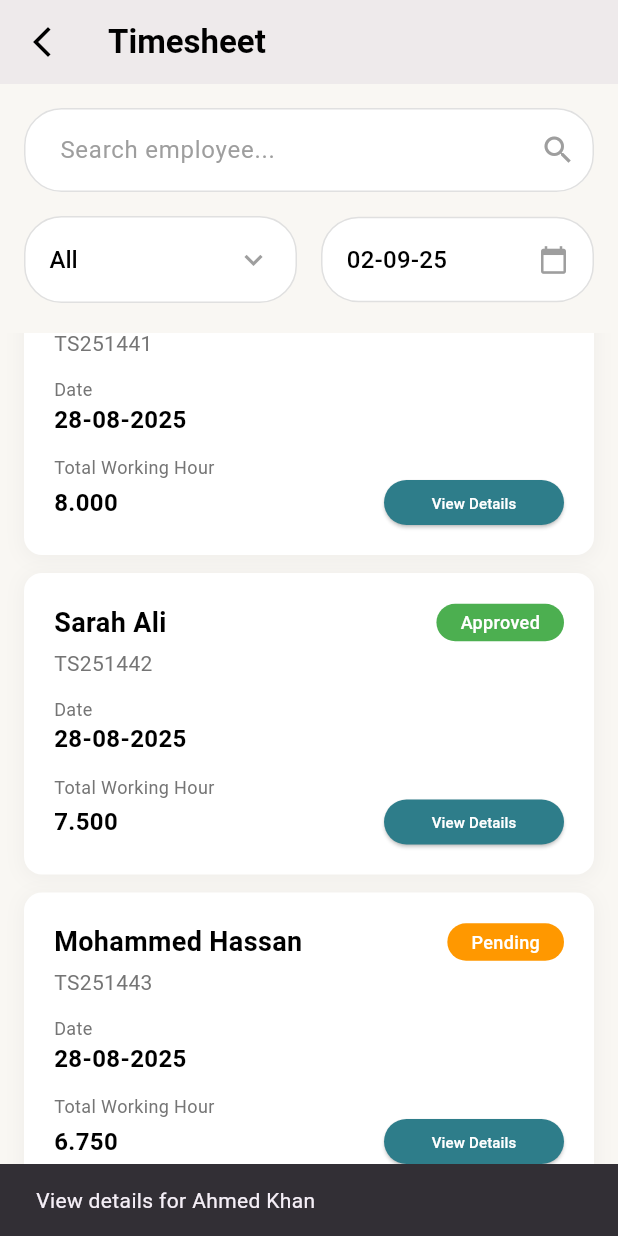
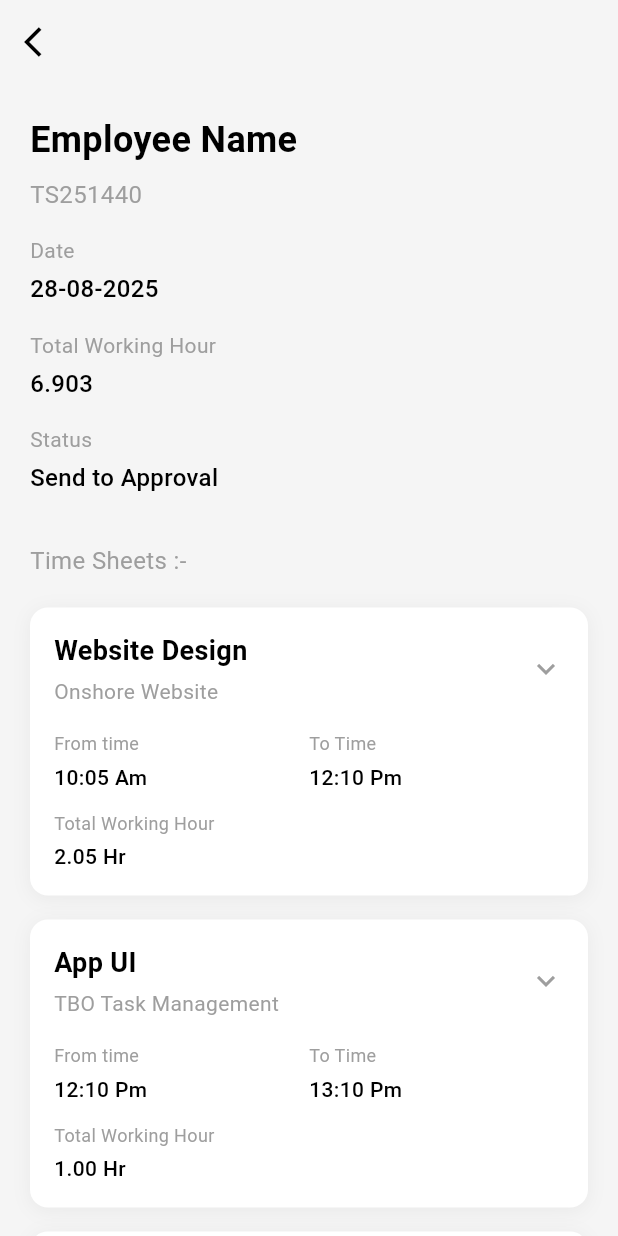
Before and after one commit to teambackoffice/tbo_app, a Flutter app: the EmployeeTimesheet screen opened directly, scrolled down 479 dp, after a tap on "View Details", on a phone screen of 412 x 824 dp. Run offline on Flutter 3.47's test engine with Material 3 defaults, Android fonts, the phone set to English and light mode, and no system bars; our stand-ins replace fl_chart, flutter_secure_storage; accounts and stored records are empty.

Commit message:
Admin Timesheet Details ui

```diff
--- a/lib/view/admin/dashboard/timesheet/timesheet.dart
+++ b/lib/view/admin/dashboard/timesheet/timesheet.dart
@@ -1,4 +1,5 @@
 import 'package:flutter/material.dart';
+import 'package:tbo_app/view/admin/dashboard/timesheet/timesheet.details.dart';
 
 class EmployeeTimesheet extends StatefulWidget {
   const EmployeeTimesheet({super.key});
@@ -175,13 +176,11 @@ class _EmployeeTimesheetState extends State<EmployeeTimesheet> {
                       height: 30,
                       child: ElevatedButton(
                         onPressed: () {
-                          // Handle view details action
-                          ScaffoldMessenger.of(context).showSnackBar(
-                            SnackBar(
-                              content: Text(
-                                'View details for ${employee['name']}',
-                              ),
-                              duration: const Duration(seconds: 2),
+                          Navigator.push(
+                            context,
+                            MaterialPageRoute(
+                              builder: (context) =>
+                                  const TimesheetApprovalPage(),
                             ),
                           );
                         },
@@ -218,15 +217,26 @@ class _EmployeeTimesheetState extends State<EmployeeTimesheet> {
       backgroundColor: const Color(0xFFF9F7F3),
       appBar: AppBar(
         automaticallyImplyLeading: false,
-        leading: IconButton(
+        leading: Container(
+          width: 10, // smaller size
+          height: 10,
+          decoration: const BoxDecoration(
+            color: Colors.white,
+            shape: BoxShape.circle, // makes it perfectly circular
+          ),
+          child: IconButton(
+            padding: EdgeInsets.zero, // remove extra padding
             onPressed: () {
               Navigator.pop(context);
             },
             icon: const Icon(
               Icons.arrow_back_ios_new_outlined,
               color: Colors.black,
+              size: 20, // smaller icon
             ),
           ),
+        ),
+
         backgroundColor: const Color(0xFFF9F7F3),
         title: const Text(
           'Timesheet',
--- /dev/null
+++ b/lib/view/admin/dashboard/timesheet/timesheet.details.dart
@@ -0,0 +1,431 @@
+import 'package:flutter/material.dart';
+
+class TimesheetApprovalPage extends StatefulWidget {
+  const TimesheetApprovalPage({super.key});
+
+  @override
+  State<TimesheetApprovalPage> createState() => _TimesheetApprovalPageState();
+}
+
+class _TimesheetApprovalPageState extends State<TimesheetApprovalPage> {
+  // Track which cards are expanded
+  Set<int> expandedCards = <int>{};
+
+  @override
+  Widget build(BuildContext context) {
+    return Scaffold(
+      backgroundColor: const Color(0xFFF5F5F5),
+      appBar: AppBar(
+        backgroundColor: const Color(0xFFF5F5F5),
+        elevation: 0,
+        leading: IconButton(
+          icon: const Icon(Icons.arrow_back_ios, color: Colors.black),
+          onPressed: () => Navigator.pop(context),
+        ),
+      ),
+      body: SingleChildScrollView(
+        padding: const EdgeInsets.all(20),
+        child: Column(
+          crossAxisAlignment: CrossAxisAlignment.start,
+          children: [
+            // Employee Header Section
+            const Text(
+              'Employee Name',
+              style: TextStyle(
+                fontSize: 24,
+                fontWeight: FontWeight.bold,
+                color: Colors.black,
+              ),
+            ),
+            const SizedBox(height: 8),
+            const Text(
+              'TS251440',
+              style: TextStyle(fontSize: 16, color: Colors.grey),
+            ),
+            const SizedBox(height: 16),
+
+            // Date Section
+            const Text(
+              'Date',
+              style: TextStyle(fontSize: 14, color: Colors.grey),
+            ),
+            const SizedBox(height: 4),
+            const Text(
+              '28-08-2025',
+              style: TextStyle(
+                fontSize: 16,
+                fontWeight: FontWeight.w500,
+                color: Colors.black,
+              ),
+            ),
+            const SizedBox(height: 16),
+
+            // Total Working Hours Section
+            const Text(
+              'Total Working Hour',
+              style: TextStyle(fontSize: 14, color: Colors.grey),
+            ),
+            const SizedBox(height: 4),
+            const Text(
+              '6.903',
+              style: TextStyle(
+                fontSize: 16,
+                fontWeight: FontWeight.w500,
+                color: Colors.black,
+              ),
+            ),
+            const SizedBox(height: 16),
+
+            // Status Section
+            const Text(
+              'Status',
+              style: TextStyle(fontSize: 14, color: Colors.grey),
+            ),
+            const SizedBox(height: 4),
+            const Text(
+              'Send to Approval',
+              style: TextStyle(
+                fontSize: 16,
+                fontWeight: FontWeight.w500,
+                color: Colors.black,
+              ),
+            ),
+            const SizedBox(height: 32),
+
+            // Time Sheets Section
+            const Text(
+              'Time Sheets :-',
+              style: TextStyle(fontSize: 16, color: Colors.grey),
+            ),
+            const SizedBox(height: 20),
+
+            // Task Cards
+            _buildTaskCard(
+              index: 0,
+              title: 'Website Design',
+              subtitle: 'Onshore Website',
+              fromTime: '10:05 Am',
+              toTime: '12:10 Pm',
+              totalHours: '2.05 Hr',
+              description:
+                  'Worked on the main landing page design and implemented responsive layout for mobile devices.',
+              project: 'E-commerce Platform',
+              client: 'ABC Corporation',
+            ),
+            const SizedBox(height: 16),
+
+            _buildTaskCard(
+              index: 1,
+              title: 'App UI',
+              subtitle: 'TBO Task Management',
+              fromTime: '12:10 Pm',
+              toTime: '13:10 Pm',
+              totalHours: '1.00 Hr',
+              description:
+                  'Created task management interface mockups and refined the user experience flow.',
+              project: 'Task Manager Pro',
+              client: 'Internal Project',
+            ),
+            const SizedBox(height: 16),
+
+            _buildTaskCard(
+              index: 2,
+              title: 'App UI',
+              subtitle: 'TBO Task Management',
+              fromTime: '12:10 Pm',
+              toTime: '13:10 Pm',
+              totalHours: '1.00 Hr',
+              description:
+                  'Finalized the dashboard components and integrated the notification system UI.',
+              project: 'Task Manager Pro',
+              client: 'Internal Project',
+            ),
+            const SizedBox(height: 40),
+
+            // Action Buttons at the bottom of scroll content
+            Column(
+              children: [
+                // Reject Button
+                SizedBox(
+                  width: double.infinity,
+                  height: 50,
+                  child: ElevatedButton(
+                    onPressed: () {
+                      // Handle reject action
+                    },
+                    style: ElevatedButton.styleFrom(
+                      backgroundColor: const Color(0xFFE53E3E),
+                      shape: RoundedRectangleBorder(
+                        borderRadius: BorderRadius.circular(25),
+                      ),
+                    ),
+                    child: const Text(
+                      'Reject',
+                      style: TextStyle(
+                        fontSize: 16,
+                        fontWeight: FontWeight.w500,
+                        color: Colors.white,
+                      ),
+                    ),
+                  ),
+                ),
+                const SizedBox(height: 12),
+
+                // Approve Button
+                SizedBox(
+                  width: double.infinity,
+                  height: 50,
+                  child: ElevatedButton(
+                    onPressed: () {
+                      // Handle approve action
+                    },
+                    style: ElevatedButton.styleFrom(
+                      backgroundColor: const Color(0xFF2D9CDB),
+                      shape: RoundedRectangleBorder(
+                        borderRadius: BorderRadius.circular(25),
+                      ),
+                    ),
+                    child: const Text(
+                      'Approval',
+                      style: TextStyle(
+                        fontSize: 16,
+                        fontWeight: FontWeight.w500,
+                        color: Colors.white,
+                      ),
+                    ),
+                  ),
+                ),
+                const SizedBox(height: 20), // Bottom padding
+              ],
+            ),
+          ],
+        ),
+      ),
+    );
+  }
+
+  Widget _buildTaskCard({
+    required int index,
+    required String title,
+    required String subtitle,
+    required String fromTime,
+    required String toTime,
+    required String totalHours,
+    required String description,
+    required String project,
+    required String client,
+  }) {
+    final bool isExpanded = expandedCards.contains(index);
+
+    return AnimatedContainer(
+      duration: const Duration(milliseconds: 300),
+      padding: const EdgeInsets.all(16),
+      decoration: BoxDecoration(
+        color: Colors.white,
+        borderRadius: BorderRadius.circular(12),
+        boxShadow: [
+          BoxShadow(
+            color: Colors.black.withOpacity(0.05),
+            blurRadius: 10,
+            offset: const Offset(0, 2),
+          ),
+        ],
+      ),
+      child: Column(
+        crossAxisAlignment: CrossAxisAlignment.start,
+        children: [
+          Row(
+            mainAxisAlignment: MainAxisAlignment.spaceBetween,
+            children: [
+              Column(
+                crossAxisAlignment: CrossAxisAlignment.start,
+                children: [
+                  Text(
+                    title,
+                    style: const TextStyle(
+                      fontSize: 18,
+                      fontWeight: FontWeight.w600,
+                      color: Colors.black,
+                    ),
+                  ),
+                  const SizedBox(height: 4),
+                  Text(
+                    subtitle,
+                    style: const TextStyle(fontSize: 14, color: Colors.grey),
+                  ),
+                ],
+              ),
+              GestureDetector(
+                onTap: () {
+                  setState(() {
+                    if (isExpanded) {
+                      expandedCards.remove(index);
+                    } else {
+                      expandedCards.add(index);
+                    }
+                  });
+                },
+                child: AnimatedRotation(
+                  duration: const Duration(milliseconds: 300),
+                  turns: isExpanded ? 0.5 : 0,
+                  child: const Icon(
+                    Icons.keyboard_arrow_down,
+                    color: Colors.grey,
+                    size: 24,
+                  ),
+                ),
+              ),
+            ],
+          ),
+          const SizedBox(height: 16),
+
+          // Time Section
+          Row(
+            children: [
+              Expanded(
+                child: Column(
+                  crossAxisAlignment: CrossAxisAlignment.start,
+                  children: [
+                    const Text(
+                      'From time',
+                      style: TextStyle(fontSize: 12, color: Colors.grey),
+                    ),
+                    const SizedBox(height: 4),
+                    Text(
+                      fromTime,
+                      style: const TextStyle(
+                        fontSize: 14,
+                        fontWeight: FontWeight.w500,
+                        color: Colors.black,
+                      ),
+                    ),
+                  ],
+                ),
+              ),
+              Expanded(
+                child: Column(
+                  crossAxisAlignment: CrossAxisAlignment.start,
+                  children: [
+                    const Text(
+                      'To Time',
+                      style: TextStyle(fontSize: 12, color: Colors.grey),
+                    ),
+                    const SizedBox(height: 4),
+                    Text(
+                      toTime,
+                      style: const TextStyle(
+                        fontSize: 14,
+                        fontWeight: FontWeight.w500,
+                        color: Colors.black,
+                      ),
+                    ),
+                  ],
+                ),
+              ),
+            ],
+          ),
+          const SizedBox(height: 12),
+
+          // Total Working Hour
+          const Text(
+            'Total Working Hour',
+            style: TextStyle(fontSize: 12, color: Colors.grey),
+          ),
+          const SizedBox(height: 4),
+          Text(
+            totalHours,
+            style: const TextStyle(
+              fontSize: 14,
+              fontWeight: FontWeight.w500,
+              color: Colors.black,
+            ),
+          ),
+
+          // Expanded Content
+          AnimatedCrossFade(
+            duration: const Duration(milliseconds: 300),
+            crossFadeState: isExpanded
+                ? CrossFadeState.showSecond
+                : CrossFadeState.showFirst,
+            firstChild: const SizedBox.shrink(),
+            secondChild: Column(
+              crossAxisAlignment: CrossAxisAlignment.start,
+              children: [
+                const SizedBox(height: 16),
+                Container(
+                  width: double.infinity,
+                  height: 1,
+                  color: Colors.grey.withOpacity(0.2),
+                ),
+                const SizedBox(height: 16),
+
+                // Description
+                const Text(
+                  'Description',
+                  style: TextStyle(fontSize: 12, color: Colors.grey),
+                ),
+                const SizedBox(height: 4),
+                Text(
+                  description,
+                  style: const TextStyle(
+                    fontSize: 14,
+                    fontWeight: FontWeight.w400,
+                    color: Colors.black,
+                    height: 1.4,
+                  ),
+                ),
+                const SizedBox(height: 16),
+
+                // Project and Client in a row
+                Row(
+                  children: [
+                    Expanded(
+                      child: Column(
+                        crossAxisAlignment: CrossAxisAlignment.start,
+                        children: [
+                          const Text(
+                            'Project',
+                            style: TextStyle(fontSize: 12, color: Colors.grey),
+                          ),
+                          const SizedBox(height: 4),
+                          Text(
+                            project,
+                            style: const TextStyle(
+                              fontSize: 14,
+                              fontWeight: FontWeight.w500,
+                              color: Colors.black,
+                            ),
+                          ),
+                        ],
+                      ),
+                    ),
+                    Expanded(
+                      child: Column(
+                        crossAxisAlignment: CrossAxisAlignment.start,
+                        children: [
+                          const Text(
+                            'Client',
+                            style: TextStyle(fontSize: 12, color: Colors.grey),
+                          ),
+                          const SizedBox(height: 4),
+                          Text(
+                            client,
+                            style: const TextStyle(
+                              fontSize: 14,
+                              fontWeight: FontWeight.w500,
+                              color: Colors.black,
+                            ),
+                          ),
+                        ],
+                      ),
+                    ),
+                  ],
+                ),
+              ],
+            ),
+          ),
+        ],
+      ),
+    );
+  }
+}
```
Lines whose indentation alone changed are shown as unchanged.
